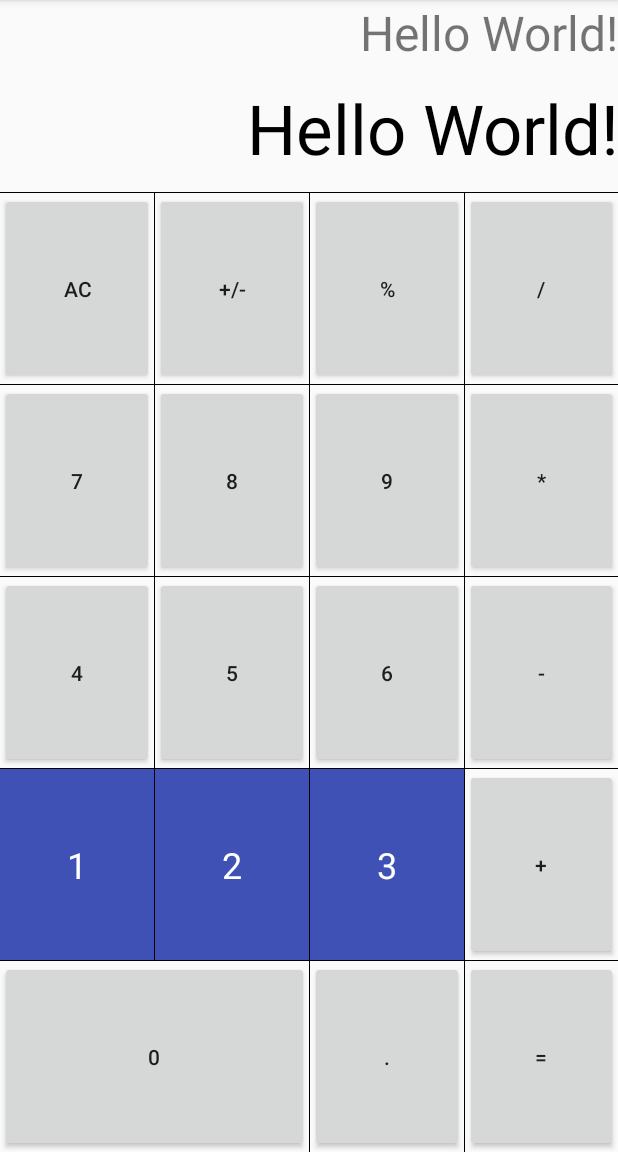
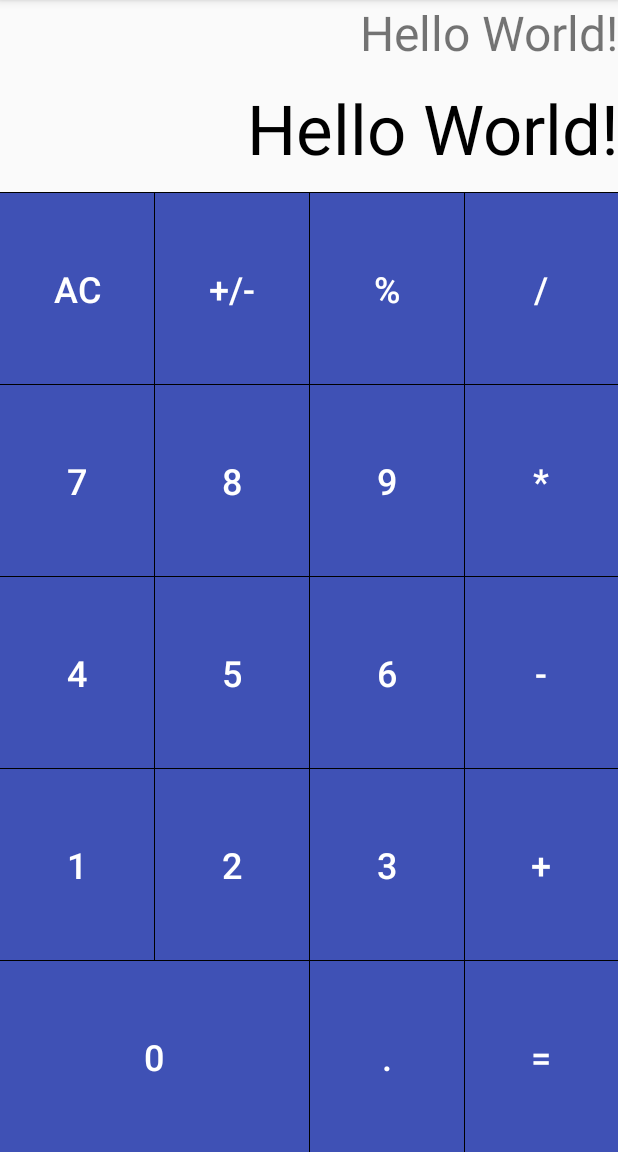
Before and after one commit to HoNKoT/androidFoundationExercise, an Android app: the screen it shows after launch (MainActivity), on a phone screen of 412 x 824 dp, the part 84-1236 px from its top. Run offline under Robolectric (Android 15) with nearby library versions, the phone set to English and light mode, and no system bars; 1 statement that could not run was skipped.

Commit message:
Add Button Animation drawable and Styles.

```diff
--- a/Calculator/app/src/main/java/jp/honkot/exercize/calculator/sub/ViewController.java
+++ b/Calculator/app/src/main/java/jp/honkot/exercize/calculator/sub/ViewController.java
@@ -4,7 +4,6 @@ import android.app.Activity;
 import android.graphics.Typeface;
 import android.view.View;
 import android.view.ViewGroup;
-import android.widget.Button;
 import android.widget.LinearLayout;
 import android.widget.TextView;
 
@@ -43,7 +42,7 @@ public class ViewController implements View.OnClickListener {
             View target = parent.getChildAt(i);
             if (target instanceof LinearLayout) {
                 searchViewChildAndSetListener((LinearLayout)target);
-            } else if (target instanceof Button) {
+            } else if (target instanceof TextView) {
                 target.setOnClickListener(this);
             }
         }
--- /dev/null
+++ b/Calculator/app/src/main/res/drawable/anime_buttons.xml
@@ -0,0 +1,7 @@
+<?xml version="1.0" encoding="utf-8"?>
+<selector xmlns:android="http://schemas.android.com/apk/res/android">
+    <item android:state_pressed="true"
+        android:drawable="@drawable/colorPrimaryDark" /> <!-- pressed -->
+    <item
+        android:drawable="@drawable/colorPrimary" />
+</selector>
--- a/Calculator/app/src/main/res/layout/activity_main.xml
+++ b/Calculator/app/src/main/res/layout/activity_main.xml
@@ -38,6 +38,7 @@
             android:layout_width="match_parent"
             android:layout_height="match_parent"
             android:text="@string/button_clear"
+            style="@style/CommandButton"
             android:layout_weight="1"/>
         <LinearLayout style="@style/HorizontalLine" />
         <Button
@@ -45,6 +46,7 @@
             android:layout_width="match_parent"
             android:layout_height="match_parent"
             android:text="@string/button_switch"
+            style="@style/CommandButton"
             android:layout_weight="1"/>
         <LinearLayout style="@style/HorizontalLine" />
         <Button
@@ -52,6 +54,7 @@
             android:layout_width="match_parent"
             android:layout_height="match_parent"
             android:text="@string/button_percent"
+            style="@style/CommandButton"
             android:layout_weight="1"/>
         <LinearLayout style="@style/HorizontalLine" />
         <Button
@@ -59,6 +62,7 @@
             android:layout_width="match_parent"
             android:layout_height="match_parent"
             android:text="@string/button_divide"
+            style="@style/CommandButton"
             android:layout_weight="1"/>
     </LinearLayout>
     <LinearLayout
@@ -73,6 +77,7 @@
             android:layout_width="match_parent"
             android:layout_height="match_parent"
             android:text="@string/button_7"
+            style="@style/NumberButton"
             android:layout_weight="1"/>
         <LinearLayout style="@style/HorizontalLine" />
         <Button
@@ -80,6 +85,7 @@
             android:layout_width="match_parent"
             android:layout_height="match_parent"
             android:text="@string/button_8"
+            style="@style/NumberButton"
             android:layout_weight="1"/>
         <LinearLayout style="@style/HorizontalLine" />
         <Button
@@ -87,6 +93,7 @@
             android:layout_width="match_parent"
             android:layout_height="match_parent"
             android:text="@string/button_9"
+            style="@style/NumberButton"
             android:layout_weight="1"/>
         <LinearLayout style="@style/HorizontalLine" />
         <Button
@@ -94,6 +101,7 @@
             android:layout_width="match_parent"
             android:layout_height="match_parent"
             android:text="@string/button_multi"
+            style="@style/CommandButton"
             android:layout_weight="1"/>
     </LinearLayout>
     <LinearLayout
@@ -108,6 +116,7 @@
             android:layout_width="match_parent"
             android:layout_height="match_parent"
             android:text="@string/button_4"
+            style="@style/NumberButton"
             android:layout_weight="1"/>
         <LinearLayout style="@style/HorizontalLine" />
         <Button
@@ -115,6 +124,7 @@
             android:layout_width="match_parent"
             android:layout_height="match_parent"
             android:text="@string/button_5"
+            style="@style/NumberButton"
             android:layout_weight="1"/>
         <LinearLayout style="@style/HorizontalLine" />
         <Button
@@ -122,6 +132,7 @@
             android:layout_width="match_parent"
             android:layout_height="match_parent"
             android:text="@string/button_6"
+            style="@style/NumberButton"
             android:layout_weight="1"/>
         <LinearLayout style="@style/HorizontalLine" />
         <Button
@@ -129,6 +140,7 @@
             android:layout_width="match_parent"
             android:layout_height="match_parent"
             android:text="@string/button_minus"
+            style="@style/CommandButton"
             android:layout_weight="1"/>
     </LinearLayout>
     <LinearLayout
@@ -138,28 +150,28 @@
         android:layout_width="match_parent"
         android:layout_height="match_parent"
         android:layout_weight="1">
-        <TextView
+        <Button
             android:id="@+id/button_1"
             android:layout_width="match_parent"
             android:layout_height="match_parent"
             android:text="@string/button_1"
-            style="@style/Buttons"
+            style="@style/NumberButton"
             android:layout_weight="1"/>
         <LinearLayout style="@style/HorizontalLine" />
-        <TextView
+        <Button
             android:id="@+id/button_2"
             android:layout_width="match_parent"
             android:layout_height="match_parent"
             android:text="@string/button_2"
-            style="@style/Buttons"
+            style="@style/NumberButton"
             android:layout_weight="1"/>
         <LinearLayout style="@style/HorizontalLine" />
-        <TextView
+        <Button
             android:id="@+id/button_3"
             android:layout_width="match_parent"
             android:layout_height="match_parent"
             android:text="@string/button_3"
-            style="@style/Buttons"
+            style="@style/NumberButton"
             android:layout_weight="1"/>
         <LinearLayout style="@style/HorizontalLine" />
         <Button
@@ -167,6 +179,7 @@
             android:layout_width="match_parent"
             android:layout_height="match_parent"
             android:text="@string/button_plus"
+            style="@style/CommandButton"
             android:layout_weight="1"/>
     </LinearLayout>
     <LinearLayout
@@ -181,6 +194,7 @@
             android:layout_width="match_parent"
             android:layout_height="match_parent"
             android:text="@string/button_0"
+            style="@style/NumberButton"
             android:layout_weight="10"/>
         <LinearLayout style="@style/HorizontalLine" />
         <Button
@@ -188,6 +202,7 @@
             android:layout_width="match_parent"
             android:layout_height="match_parent"
             android:text="@string/button_dot"
+            style="@style/CommandButton"
             android:layout_weight="15"/>
         <LinearLayout style="@style/HorizontalLine" />
         <Button
@@ -195,6 +210,7 @@
             android:layout_width="match_parent"
             android:layout_height="match_parent"
             android:text="@string/button_equals"
+            style="@style/CommandButton"
             android:layout_weight="15"/>
     </LinearLayout>
 </LinearLayout>
--- a/Calculator/app/src/main/res/values/colors.xml
+++ b/Calculator/app/src/main/res/values/colors.xml
@@ -3,4 +3,6 @@
     <color name="colorPrimary">#3F51B5</color>
     <color name="colorPrimaryDark">#303F9F</color>
     <color name="colorAccent">#FF4081</color>
+    <drawable name="colorPrimary">#3F51B5</drawable>
+    <drawable name="colorPrimaryDark">#303F9F</drawable>
 </resources>
--- a/Calculator/app/src/main/res/values/styles.xml
+++ b/Calculator/app/src/main/res/values/styles.xml
@@ -8,26 +8,35 @@
         <item name="colorAccent">@color/colorAccent</item>
     </style>
 
-    <style name="SeparateLine">
+    <style name="LineBase">
         <item name="android:background">@android:color/black</item>
     </style>
 
-    <style name="HorizontalLine" parent="SeparateLine">
+    <style name="HorizontalLine" parent="LineBase">
         <item name="android:layout_height">match_parent</item>
         <item name="android:layout_width">1px</item>
     </style>
 
-    <style name="VerticalLine" parent="SeparateLine">
+    <style name="VerticalLine" parent="LineBase">
         <item name="android:layout_height">1px</item>
         <item name="android:layout_width">match_parent</item>
     </style>
 
-    <style name="Buttons">
+    <style name="ButtonBase">
         <item name="android:gravity">center</item>
         <item name="android:textSize">24dp</item>
         <item name="android:layout_gravity">center</item>
+        <item name="android:clickable">true</item>
         <item name="android:textColor">@android:color/white</item>
-        <item name="android:background">@color/colorPrimary</item>
+        <item name="android:background">@drawable/anime_buttons</item>
+    </style>
+
+    <style name="NumberButton" parent="ButtonBase">
+        <item name="android:background">@drawable/anime_buttons</item>
+    </style>
+
+    <style name="CommandButton" parent="ButtonBase">
+        <item name="android:background">@drawable/anime_buttons</item>
     </style>
 
 </resources>
```
